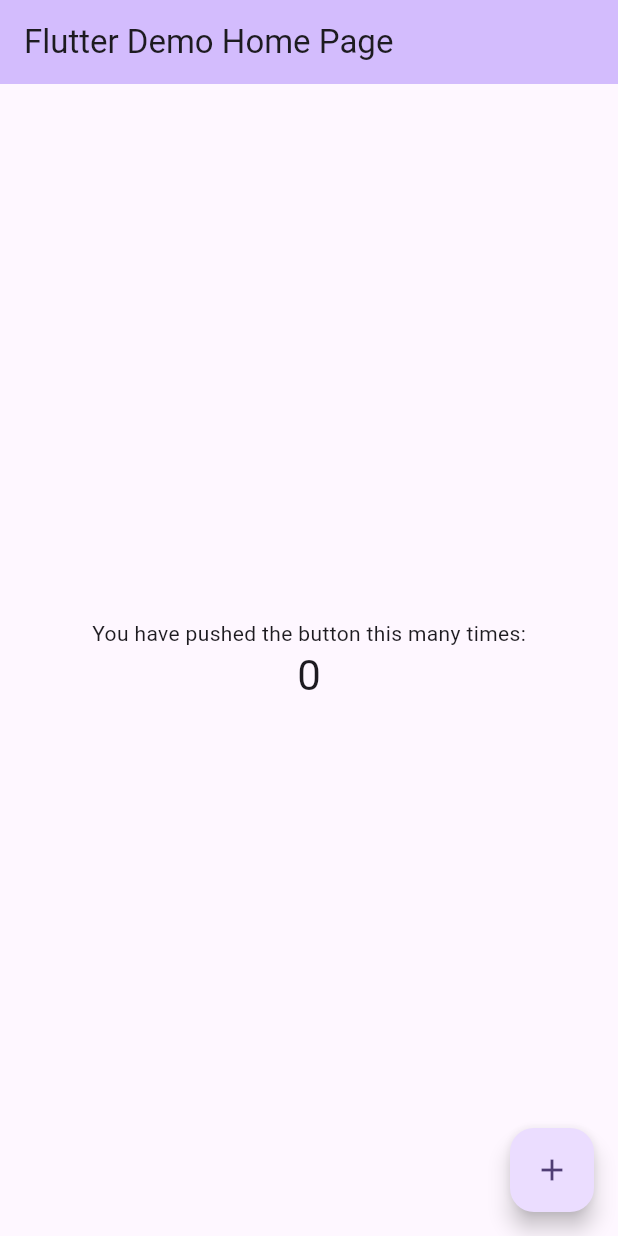
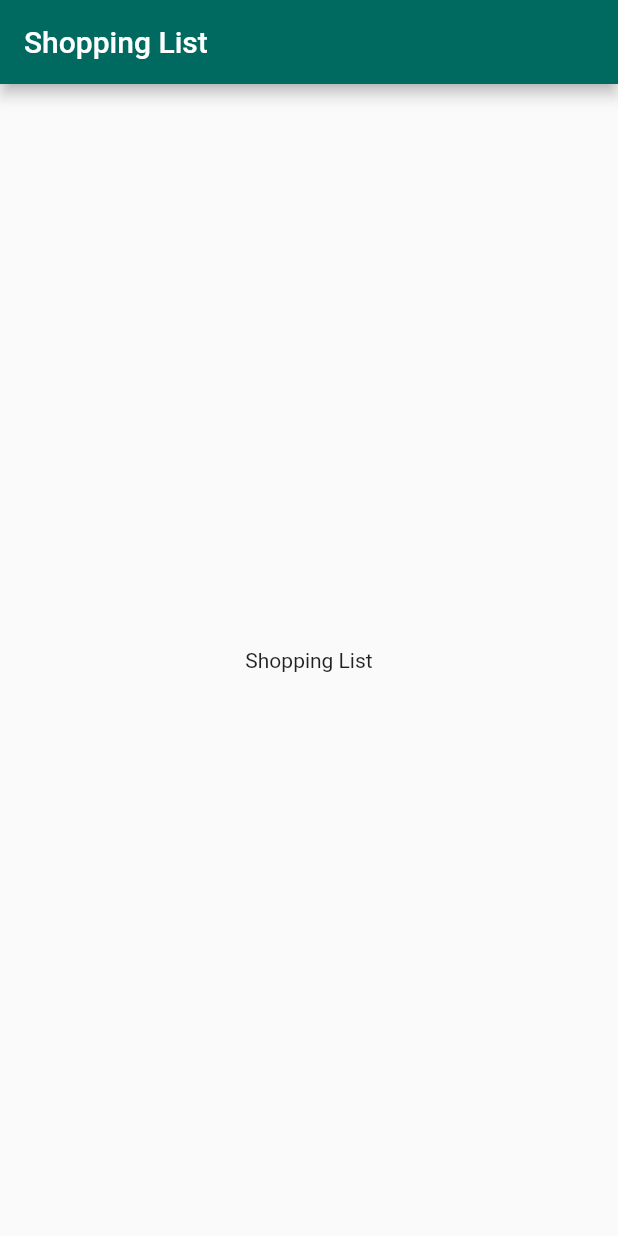
Before and after one commit to sharmadhiraj/Flutter-gRPC-Shopping-List, a Flutter app: the screen it shows after launch, on a phone screen of 412 x 824 dp. Run offline on Flutter 3.47's test engine with Material 3 defaults, Android fonts, the phone set to English and light mode, and no system bars; missing offline and left inert: grpc, protobuf.

Commit message:
Cleanup Flutter project

```diff
--- a/grpc_client/lib/main.dart
+++ b/grpc_client/lib/main.dart
@@ -1,125 +1,23 @@
 import 'package:flutter/material.dart';
+import 'package:grpc_client/screens/home.dart';
+import 'package:grpc_client/util/constants.dart';
 
 void main() {
-  runApp(const MyApp());
+  runApp(const ShoppingListAPp());
 }
 
-class MyApp extends StatelessWidget {
-  const MyApp({super.key});
+class ShoppingListAPp extends StatelessWidget {
+  const ShoppingListAPp({super.key});
 
-  // This widget is the root of your application.
   @override
   Widget build(BuildContext context) {
     return MaterialApp(
-      title: 'Flutter Demo',
+      title: Constant.appName,
       theme: ThemeData(
-        // This is the theme of your application.
-        //
-        // TRY THIS: Try running your application with "flutter run". You'll see
-        // the application has a purple toolbar. Then, without quitting the app,
-        // try changing the seedColor in the colorScheme below to Colors.green
-        // and then invoke "hot reload" (save your changes or press the "hot
-        // reload" button in a Flutter-supported IDE, or press "r" if you used
-        // the command line to start the app).
-        //
-        // Notice that the counter didn't reset back to zero; the application
-        // state is not lost during the reload. To reset the state, use hot
-        // restart instead.
-        //
-        // This works for code too, not just values: Most code changes can be
-        // tested with just a hot reload.
-        colorScheme: ColorScheme.fromSeed(seedColor: Colors.deepPurple),
-        useMaterial3: true,
+        colorScheme: ColorScheme.fromSeed(seedColor: Colors.teal),
+        useMaterial3: false,
       ),
-      home: const MyHomePage(title: 'Flutter Demo Home Page'),
+      home: const HomeScreen(),
     );
   }
 }
-
-class MyHomePage extends StatefulWidget {
-  const MyHomePage({super.key, required this.title});
-
-  // This widget is the home page of your application. It is stateful, meaning
-  // that it has a State object (defined below) that contains fields that affect
-  // how it looks.
-
-  // This class is the configuration for the state. It holds the values (in this
-  // case the title) provided by the parent (in this case the App widget) and
-  // used by the build method of the State. Fields in a Widget subclass are
-  // always marked "final".
-
-  final String title;
-
-  @override
-  State<MyHomePage> createState() => _MyHomePageState();
-}
-
-class _MyHomePageState extends State<MyHomePage> {
-  int _counter = 0;
-
-  void _incrementCounter() {
-    setState(() {
-      // This call to setState tells the Flutter framework that something has
-      // changed in this State, which causes it to rerun the build method below
-      // so that the display can reflect the updated values. If we changed
-      // _counter without calling setState(), then the build method would not be
-      // called again, and so nothing would appear to happen.
-      _counter++;
-    });
-  }
-
-  @override
-  Widget build(BuildContext context) {
-    // This method is rerun every time setState is called, for instance as done
-    // by the _incrementCounter method above.
-    //
-    // The Flutter framework has been optimized to make rerunning build methods
-    // fast, so that you can just rebuild anything that needs updating rather
-    // than having to individually change instances of widgets.
-    return Scaffold(
-      appBar: AppBar(
-        // TRY THIS: Try changing the color here to a specific color (to
-        // Colors.amber, perhaps?) and trigger a hot reload to see the AppBar
-        // change color while the other colors stay the same.
-        backgroundColor: Theme.of(context).colorScheme.inversePrimary,
-        // Here we take the value from the MyHomePage object that was created by
-        // the App.build method, and use it to set our appbar title.
-        title: Text(widget.title),
-      ),
-      body: Center(
-        // Center is a layout widget. It takes a single child and positions it
-        // in the middle of the parent.
-        child: Column(
-          // Column is also a layout widget. It takes a list of children and
-          // arranges them vertically. By default, it sizes itself to fit its
-          // children horizontally, and tries to be as tall as its parent.
-          //
-          // Column has various properties to control how it sizes itself and
-          // how it positions its children. Here we use mainAxisAlignment to
-          // center the children vertically; the main axis here is the vertical
-          // axis because Columns are vertical (the cross axis would be
-          // horizontal).
-          //
-          // TRY THIS: Invoke "debug painting" (choose the "Toggle Debug Paint"
-          // action in the IDE, or press "p" in the console), to see the
-          // wireframe for each widget.
-          mainAxisAlignment: MainAxisAlignment.center,
-          children: <Widget>[
-            const Text(
-              'You have pushed the button this many times:',
-            ),
-            Text(
-              '$_counter',
-              style: Theme.of(context).textTheme.headlineMedium,
-            ),
-          ],
-        ),
-      ),
-      floatingActionButton: FloatingActionButton(
-        onPressed: _incrementCounter,
-        tooltip: 'Increment',
-        child: const Icon(Icons.add),
-      ), // This trailing comma makes auto-formatting nicer for build methods.
-    );
-  }
-}
--- /dev/null
+++ b/grpc_client/lib/screens/home.dart
@@ -0,0 +1,24 @@
+import 'package:flutter/material.dart';
+import 'package:grpc_client/util/constants.dart';
+
+class HomeScreen extends StatelessWidget {
+  const HomeScreen({super.key});
+
+  @override
+  Widget build(BuildContext context) {
+    return Scaffold(
+      appBar: _buildAppBar(),
+      body: _buildBody(),
+    );
+  }
+
+  AppBar _buildAppBar() {
+    return AppBar(title: const Text(Constant.appName));
+  }
+
+  Widget _buildBody() {
+    return const Center(
+      child: Text(Constant.appName),
+    );
+  }
+}
--- /dev/null
+++ b/grpc_client/lib/util/constants.dart
@@ -0,0 +1,3 @@
+class Constant {
+  static const String appName = "Shopping List";
+}
```
Also changed, not shown: grpc_client/pubspec.yaml (+1 -74 lines), grpc_client/pubspec.lock, 5 other files.
